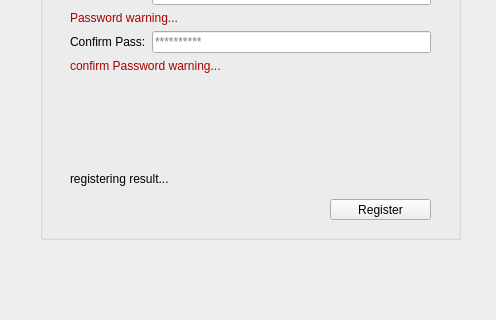
Qt form registerpage.ui (borhanem/Messenger_Void_13) before a commit; both pictures show x 0 to 496 and y 231 to 551 of the 496 by 551 pixel window.
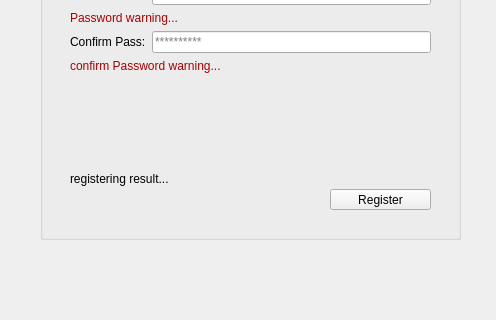
The same form after that commit.

What changed in the file:
```diff
--- a/registerpage.ui
+++ b/registerpage.ui
@@ -63,7 +63,7 @@
       <x>30</x>
       <y>50</y>
       <width>361</width>
-      <height>321</height>
+      <height>335</height>
      </rect>
     </property>
     <layout class="QFormLayout" name="formLayout_2">
@@ -232,7 +232,7 @@
     <property name="geometry">
      <rect>
       <x>290</x>
-      <y>410</y>
+      <y>400</y>
       <width>101</width>
       <height>21</height>
      </rect>
```
Left out of the diff: 2 changed lines with no effect on the pictures.
